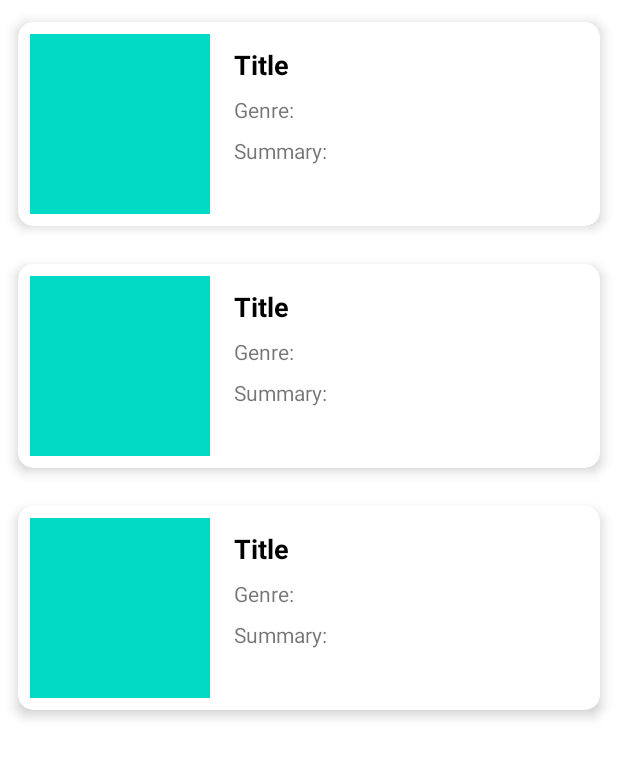
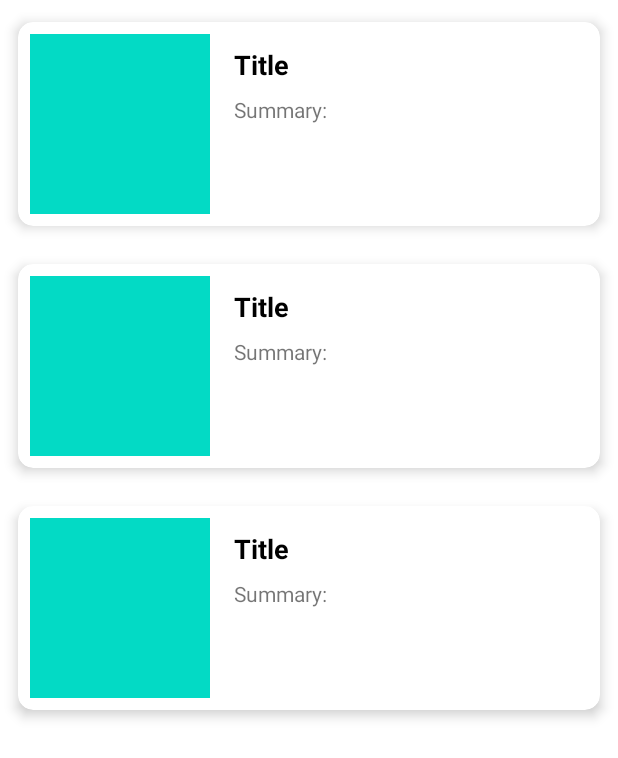
Before and after one commit to alfianAH/movie-application, an Android app: the layout fragment_home.xml on its own in the app's theme, with its tools: preview values and no code run, on a phone screen of 412 x 824 dp. Shown: the top 758 px of the screen. Run offline under Robolectric (Android 15) with nearby library versions, the phone set to English and light mode, and no system bars.

Commit message:
Delete genres in home activity

```diff
--- a/app/src/main/java/com/dicoding/picodiploma/movieapplication/api/ApiService.kt
+++ b/app/src/main/java/com/dicoding/picodiploma/movieapplication/api/ApiService.kt
@@ -1,6 +1,5 @@
 package com.dicoding.picodiploma.movieapplication.api
 
-import com.dicoding.picodiploma.movieapplication.data.GenresResponse
 import com.dicoding.picodiploma.movieapplication.data.MovieResponse
 import com.dicoding.picodiploma.movieapplication.data.TVSeriesResponse
 import retrofit2.Call
@@ -17,9 +16,4 @@ interface ApiService {
     fun getTVSeries(
         @Query("api_key") apiKey: String
     ): Call<TVSeriesResponse>
-
-    @GET("genre/movie/list")
-    fun getGenres(
-        @Query("api_key") apiKey: String
-    ): Call<GenresResponse>
 }
--- a/app/src/main/java/com/dicoding/picodiploma/movieapplication/ui/tvseries/TVSeriesAdapter.kt
+++ b/app/src/main/java/com/dicoding/picodiploma/movieapplication/ui/tvseries/TVSeriesAdapter.kt
@@ -29,11 +29,11 @@ class TVSeriesAdapter: RecyclerView.Adapter<TVSeriesAdapter.TVSeriesViewHolder>(
     }
 
     inner class TVSeriesViewHolder(private val binding: ItemsMovieBinding):
-        RecyclerView.ViewHolder(binding.root) {
+            RecyclerView.ViewHolder(binding.root) {
+
         fun bind(tvSeries: TVSeriesResultsItem){
             with(binding){
                 textItemTitle.text = tvSeries.name
-//                textItemGenre.text = tvSeries.genre
                 textSummary.text = tvSeries.overview
 
                 itemView.setOnClickListener { onItemClickCallback?.onItemClicked(tvSeries) }
--- a/app/src/main/res/layout/items_movie.xml
+++ b/app/src/main/res/layout/items_movie.xml
@@ -40,7 +40,7 @@
             android:layout_marginTop="8dp"
             android:ellipsize="end"
             android:gravity="start"
-            android:maxLines="2"
+            android:maxLines="1"
             android:textSize="18sp"
             android:textStyle="bold"
             android:textColor="@android:color/black"
@@ -50,19 +50,6 @@
             tools:text="@string/title" />
 
         <TextView
-            android:id="@+id/text_item_genre"
-            android:layout_width="0dp"
-            android:layout_height="wrap_content"
-            android:layout_marginStart="16dp"
-            android:layout_marginTop="8dp"
-            android:gravity="start"
-            android:textSize="14sp"
-            app:layout_constraintEnd_toEndOf="parent"
-            app:layout_constraintStart_toEndOf="@+id/img_poster"
-            app:layout_constraintTop_toBottomOf="@+id/text_item_title"
-            tools:text="@string/genre" />
-
-        <TextView
             android:id="@+id/text_summary"
             android:layout_width="0dp"
             android:layout_height="0dp"
@@ -70,12 +57,12 @@
             android:layout_marginTop="8dp"
             android:layout_marginBottom="8dp"
             android:gravity="start"
-            android:maxLines="2"
+            android:maxLines="3"
             android:textSize="14sp"
             app:layout_constraintBottom_toBottomOf="parent"
             app:layout_constraintEnd_toEndOf="parent"
             app:layout_constraintStart_toEndOf="@+id/img_poster"
-            app:layout_constraintTop_toBottomOf="@+id/text_item_genre"
+            app:layout_constraintTop_toBottomOf="@+id/text_item_title"
             tools:text="@string/summary" />
 
     </androidx.constraintlayout.widget.ConstraintLayout>
```
Also changed, not shown: app/src/main/java/com/dicoding/picodiploma/movieapplication/data/GenresResponse.kt (deleted, +0 -10 lines), app/src/main/java/com/dicoding/picodiploma/movieapplication/ui/home/HomeViewModel.kt (+0 -32 lines).
